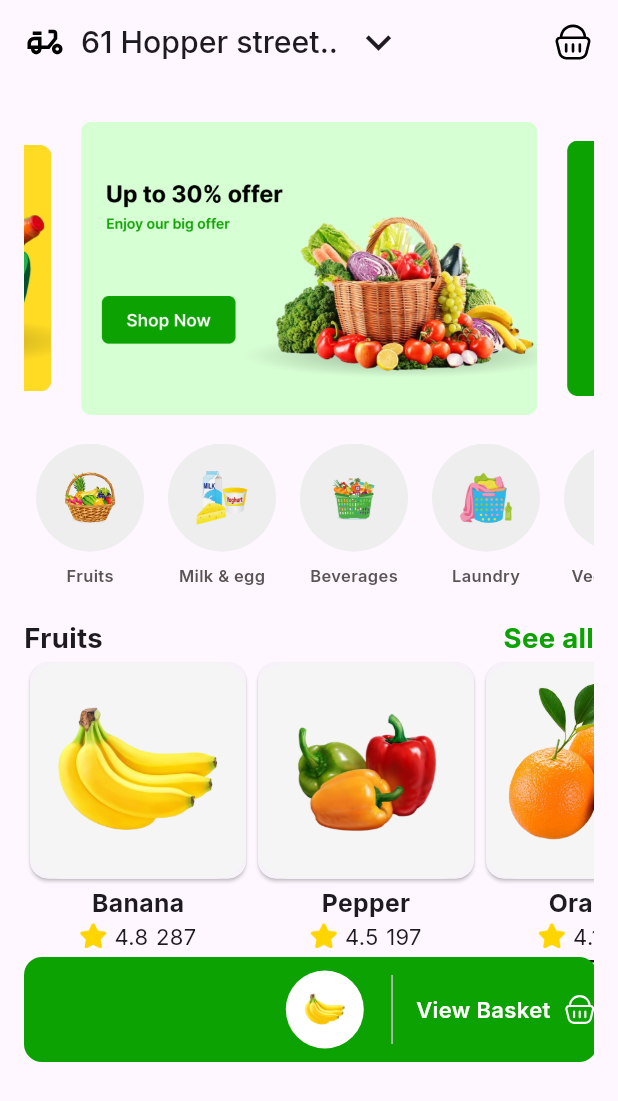
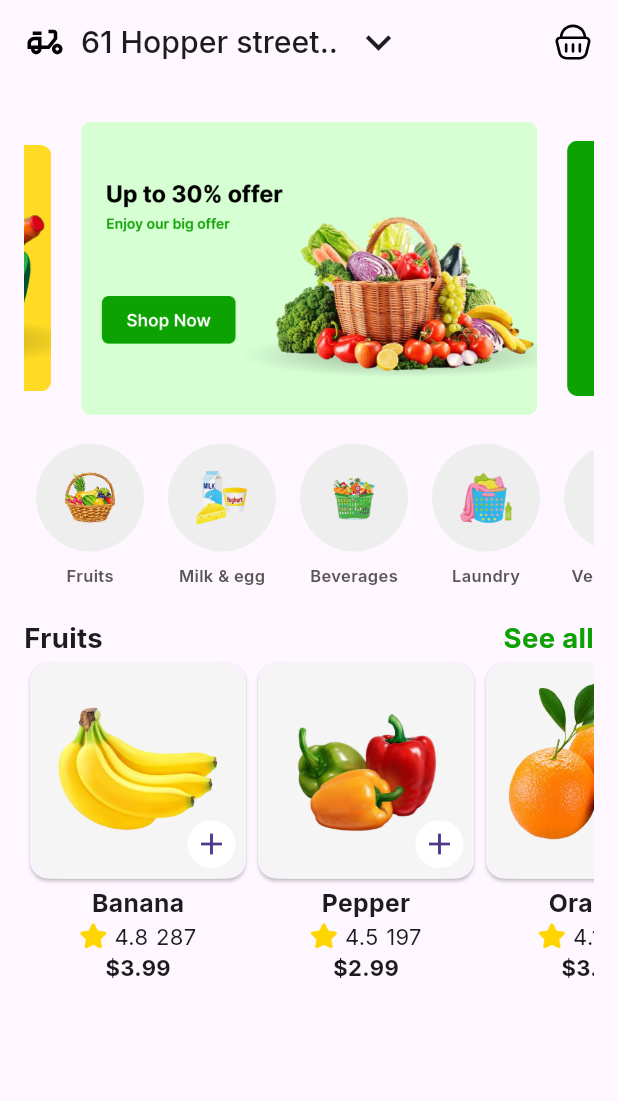
Before and after one commit to Omar-Tmam/fruit-app, a Flutter app: the screen it shows after launch, on a phone screen of 412 x 824 dp. Shown: the top 1101 px of the screen. Run offline on Flutter 3.47's test engine with Material 3 defaults, Android fonts, the phone set to English and light mode, and no system bars; drawn by our look-alikes of carousel_slider; our stand-ins replace flutter_bloc, flutter_svg, go_router, google_fonts.

Commit message:
finish add to cart cubit and use it

```diff
--- a/lib/Core/utils/app_router.dart
+++ b/lib/Core/utils/app_router.dart
@@ -1,3 +1,5 @@
+import 'package:flutter_bloc/flutter_bloc.dart';
+import 'package:fruit_app/Features/home/presentation/manager/cubit/cart_cubit.dart';
 import 'package:fruit_app/Features/home/presentation/views/home_view.dart';
 import 'package:fruit_app/Features/splash/presentation/views/splash_view.dart';
 import 'package:go_router/go_router.dart';
@@ -10,6 +12,12 @@ abstract class AppRouter {
       path: kSplashView,
       builder: (context, state) => SplashView(),
     ),
-    GoRoute(path: kHomeView,builder: (context, state) => HomeView(),)
+    GoRoute(
+      path: kHomeView,
+      builder: (context, state) => BlocProvider(
+        create: (context) => CartCubit(),
+        child: HomeView(),
+      ),
+    )
   ]);
 }
--- a/lib/Features/home/presentation/views/widgets/popup_cart.dart
+++ b/lib/Features/home/presentation/views/widgets/popup_cart.dart
@@ -1,44 +1,81 @@
 import 'package:flutter/material.dart';
+import 'package:flutter_bloc/flutter_bloc.dart';
 import 'package:flutter_svg/svg.dart';
 import 'package:fruit_app/Core/constants.dart';
-import 'package:fruit_app/Core/utils/app_styles.dart';
+import 'package:fruit_app/Features/home/data/models/product_model.dart';
+import 'package:fruit_app/Features/home/presentation/manager/cubit/cart_cubit.dart';
 
 class CustomPopupCart extends StatelessWidget {
-  const CustomPopupCart({
-    super.key,
-  });
+  const CustomPopupCart({super.key});
 
   @override
   Widget build(BuildContext context) {
+    return BlocBuilder<CartCubit, List<ProductModel>>(
+      builder: (context, state) {
+        if (state.isEmpty) return const SizedBox.shrink();
+
+        final cartCubit = context.read<CartCubit>();
+        final uniqueProducts = cartCubit.uniqueProducts;
+
         return Container(
           height: 70,
           width: MediaQuery.sizeOf(context).width - 30,
           decoration: BoxDecoration(
             color: Constants.primary,
-          borderRadius: BorderRadius.circular(12)),
+            borderRadius: BorderRadius.circular(12),
+          ),
           child: Row(
             spacing: 8,
             mainAxisAlignment: MainAxisAlignment.end,
             children: [
-          Container(
-            padding: const EdgeInsets.all(14),
-            decoration: BoxDecoration(
+              Expanded(
+                child: ListView.separated(
+                  scrollDirection: Axis.horizontal,
+                  padding: const EdgeInsets.symmetric(horizontal: 8),
+                  itemCount: uniqueProducts.length,
+                  separatorBuilder: (_, __) => const SizedBox(width: 4),
+                  itemBuilder: (context, index) {
+                    final product = uniqueProducts[index];
+                    final count = cartCubit.productCount(product);
+
+                    return Badge(
+                      label: Text(
+                        "$count",
+                        style: const TextStyle(color: Colors.white, fontSize: 10),
+                      ),
+                      backgroundColor: Colors.red,
+                      offset: const Offset(2, 1),
+                      child: Container(
+                        padding: const EdgeInsets.all(10),
+                        decoration: const BoxDecoration(
                           shape: BoxShape.circle,
-                color: Color.fromARGB(255, 255, 255, 255)),
-            child: Image.asset('assets/banana.png', height: 24),
+                          color: Colors.white,
                         ),
-          VerticalDivider(indent: 12, endIndent: 12),
-          Text("View Basket",
-              style: AppStyles.productPriceText(context)
-                  .copyWith(color: Colors.white)),
-          SvgPicture.asset(
+                        child: Center(child: Image.asset(product.image, height: 24)),
+                      ),
+                    );
+                  },
+                ),
+              ),
+              const VerticalDivider(indent: 12, endIndent: 12, color: Colors.white),
+              Badge(
+                label: Text(
+                  "${state.length}",
+                  style: const TextStyle(color: Colors.white, fontSize: 10),
+                ),
+                backgroundColor: Colors.red,
+                offset: const Offset(6, -6),
+                child: SvgPicture.asset(
                   'assets/pasket_icon.svg',
-            height: 24,
-            colorFilter:
-                ColorFilter.mode(Colors.white, BlendMode.srcIn),
+                  height: 34,
+                  colorFilter: const ColorFilter.mode(Colors.white, BlendMode.srcIn),
                 ),
+              ),
+              const SizedBox(width: 5),
             ],
           ),
         );
+      },
+    );
   }
 }
--- a/lib/Features/home/presentation/views/widgets/product_item.dart
+++ b/lib/Features/home/presentation/views/widgets/product_item.dart
@@ -9,18 +9,21 @@ class ProductItem extends StatelessWidget {
       required this.product,
       required this.rate,
       required this.rateCount,
-      required this.price});
+      required this.price,
+      required this.onTap});
   final String image, product, rate, rateCount, price;
+  final void Function() onTap;
 
   @override
   Widget build(BuildContext context) {
     return Column(
       children: [
         Card(
-          child: Container(
+          child: Stack(
+            children: [
+              Container(
                 decoration: BoxDecoration(
-                borderRadius: BorderRadius.circular(20),
-                color: Colors.grey.shade100),
+                    borderRadius: BorderRadius.circular(20), color: Colors.grey.shade100),
                 child: Padding(
                   padding: const EdgeInsets.all(12.0),
                   child: Image.asset(
@@ -29,6 +32,17 @@ class ProductItem extends StatelessWidget {
                     height: 120,
                   ),
                 ),
+              ),
+              Positioned(
+                bottom: 7,
+                right: 7,
+                child: GestureDetector(
+                  onTap: onTap,
+                  child: CircleAvatar(
+                      radius: 16, backgroundColor: Colors.white, child: Icon(Icons.add)),
+                ),
+              )
+            ],
           ),
         ),
         Column(
--- a/lib/Features/home/presentation/views/widgets/product_list.dart
+++ b/lib/Features/home/presentation/views/widgets/product_list.dart
@@ -1,28 +1,18 @@
 import 'package:flutter/material.dart';
+import 'package:flutter_bloc/flutter_bloc.dart';
 import 'package:fruit_app/Features/home/data/models/product_model.dart';
+import 'package:fruit_app/Features/home/presentation/manager/cubit/cart_cubit.dart';
 import 'package:fruit_app/Features/home/presentation/views/widgets/product_item.dart';
 
 class ProductList extends StatelessWidget {
   const ProductList({super.key});
   static List<ProductModel> products = [
     ProductModel(
-        name: 'Banana',
-        image: 'assets/banana.png',
-        price: '\$3.99',
-        rate: '4.8',
-        rateCount: '287'),
+        name: 'Banana', image: 'assets/banana.png', price: '\$3.99', rate: '4.8', rateCount: '287'),
     ProductModel(
-        name: 'Pepper',
-        image: 'assets/filfil.png',
-        price: '\$2.99',
-        rate: '4.5',
-        rateCount: '197'),
+        name: 'Pepper', image: 'assets/filfil.png', price: '\$2.99', rate: '4.5', rateCount: '197'),
     ProductModel(
-        name: 'Orange',
-        image: 'assets/orange.png',
-        price: '\$3.99',
-        rate: '4.1',
-        rateCount: '358'),
+        name: 'Orange', image: 'assets/orange.png', price: '\$3.99', rate: '4.1', rateCount: '358'),
   ];
 
   @override
@@ -30,11 +20,14 @@ class ProductList extends StatelessWidget {
     return Row(
       children: List.generate(products.length, (index) {
         return ProductItem(
+            onTap: () {
+              context.read<CartCubit>().addToCart(products[index]);
+            },
             image: products[index].image,
             product: products[index].name,
             rate: products[index].rate,
             rateCount: products[index].rateCount,
-            price: products[index].rateCount);
+            price: products[index].price);
       }),
     );
   }
--- a/pubspec.yaml
+++ b/pubspec.yaml
@@ -38,6 +38,7 @@ dependencies:
   flutter_svg: ^2.2.0
   carousel_slider: ^5.1.1
   google_fonts: ^6.3.0
+  flutter_bloc: ^9.1.1
 
 dev_dependencies:
   flutter_test:
```
Also changed, not shown: lib/Features/home/presentation/manager/cubit/cart_cubit.dart (added, +20 -0 lines), pubspec.lock. Lines whose indentation alone changed are shown as unchanged.
